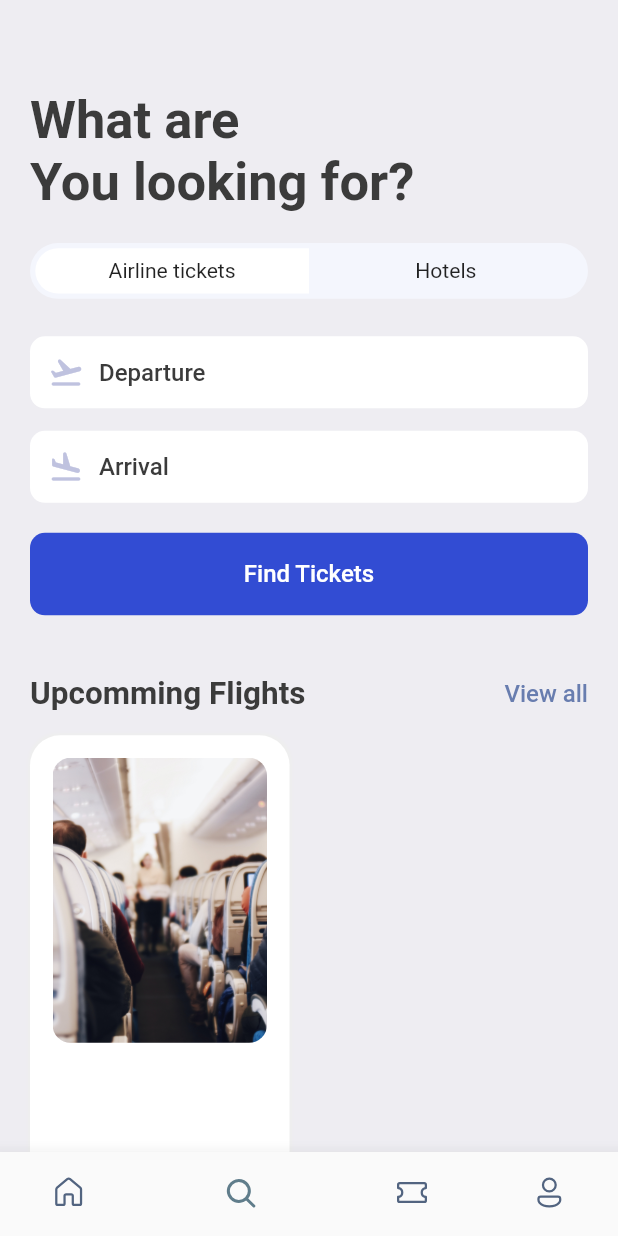
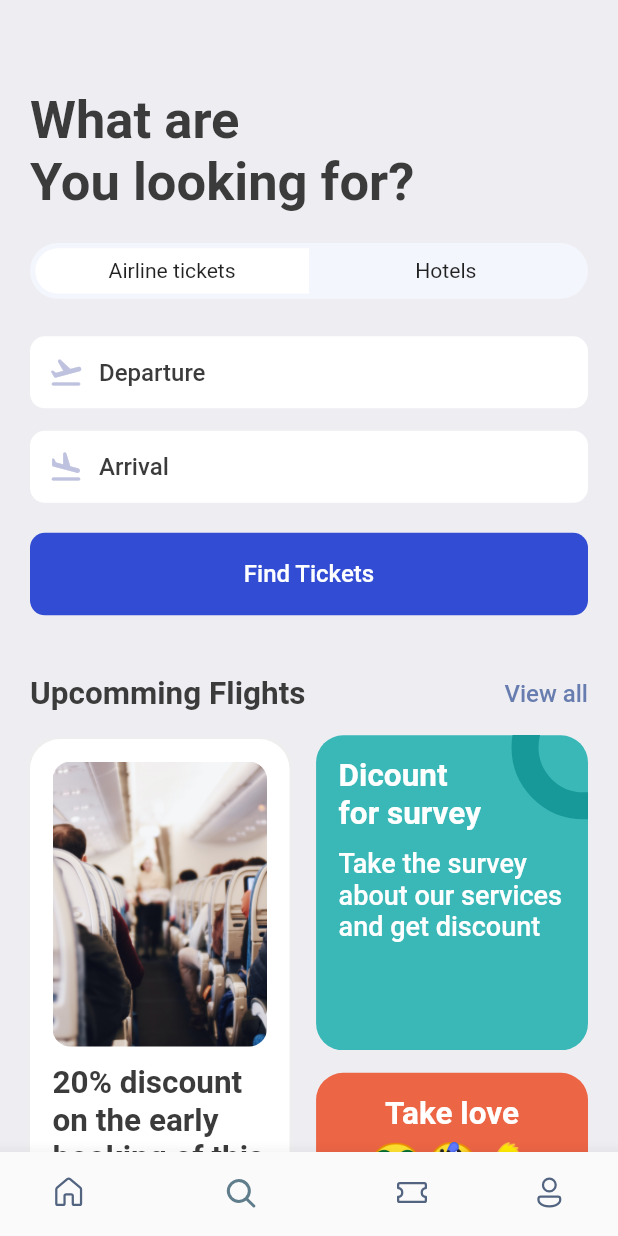
Before and after one commit to abdulawalarif/ticket_booking_application, a Flutter app: the screen it shows after launch, item 2 of the bottom bar chosen, on a phone screen of 412 x 824 dp. Run offline on Flutter 3.47's test engine with Material 2 defaults, Android fonts, the phone set to English and light mode, and no system bars; our stand-ins replace fluentui_icons, gap, get.

Commit message:
search page is completed

```diff
--- a/lib/screens/search_screen.dart
+++ b/lib/screens/search_screen.dart
@@ -98,6 +98,7 @@
               bigText: "Upcomming Flights", smallText: "View all"),
           Gap(AppLayout.getHeight(15)),
           Row(
+            mainAxisAlignment: MainAxisAlignment.spaceBetween,
             children: [
               Container(
                 decoration: BoxDecoration(
@@ -111,7 +112,7 @@
                     ),
                   ],
                 ),
-                height: AppLayout.getHeight(400),
+                height: AppLayout.getHeight(430),
                 width: size.width * 0.42,
                 padding: EdgeInsets.symmetric(
                     horizontal: AppLayout.getHeight(15),
@@ -126,9 +127,109 @@
                           image: const DecorationImage(
                               fit: BoxFit.cover,
                               image: AssetImage("assets/images/sit.jpg"))),
+                    ),
+                    Gap(AppLayout.getHeight(12)),
+                    Text(
+                      "20% discount on the early booking of this flight. Don't miss.",
+                      style: Styles.headLineStyle2,
                     )
                   ],
                 ),
+              ),
+              Column(
+                children: [
+                  Stack(
+                    children: [
+                      Container(
+                        width: size.width * 0.44,
+                        height: AppLayout.getHeight(210),
+                        decoration: BoxDecoration(
+                            color: Color(0xFF3AB8B8),
+                            borderRadius:
+                                BorderRadius.circular(AppLayout.getHeight(18))),
+                        padding: EdgeInsets.symmetric(
+                            vertical: AppLayout.getHeight(15),
+                            horizontal: AppLayout.getHeight(15)),
+                        child: Column(
+                          crossAxisAlignment: CrossAxisAlignment.start,
+                          children: [
+                            Text(
+                              "Dicount\nfor survey",
+                              style: Styles.headLineStyle2.copyWith(
+                                  fontWeight: FontWeight.bold,
+                                  color: Colors.white),
+                            ),
+                            Gap(AppLayout.getHeight(10)),
+                            Text(
+                              "Take the survey about our services and get discount",
+                              style: Styles.headLineStyle2.copyWith(
+                                  fontWeight: FontWeight.w500,
+                                  color: Colors.white,
+                                  fontSize: 18),
+                            )
+                          ],
+                        ),
+                      ),
+                      Positioned(
+                        right: -45,
+                        top: -40,
+                        child: Container(
+                          padding: EdgeInsets.all(AppLayout.getHeight(30)),
+                          decoration: BoxDecoration(
+                            shape: BoxShape.circle,
+                            border:
+                                Border.all(width: 18, color: Color(0xFF189999)),
+                            color: Colors.transparent,
+                          ),
+                        ),
+                      ),
+                    ],
+                  ),
+                  Gap(AppLayout.getHeight(15)),
+                  Container(
+                    width: size.width * 0.44,
+                    height: AppLayout.getHeight(210),
+                    padding: EdgeInsets.symmetric(
+                        vertical: AppLayout.getHeight(15),
+                        horizontal: AppLayout.getHeight(15)),
+                    decoration: BoxDecoration(
+                        borderRadius:
+                            BorderRadius.circular(AppLayout.getHeight(18)),
+                        color: Color(0xFFEC6545)),
+                    child: Column(
+                      children: [
+                        Text(
+                          "Take love",
+                          style: Styles.headLineStyle2.copyWith(
+                              color: Colors.white, fontWeight: FontWeight.bold),
+                          textAlign: TextAlign.center,
+                        ),
+                        Gap(AppLayout.getHeight(5)),
+                        RichText(
+                          text: TextSpan(
+                            children: [
+                              TextSpan(
+                                text: "🤑",
+                                style: TextStyle(
+                                    fontSize: AppLayout.getHeight(30)),
+                              ),
+                              TextSpan(
+                                text: "🤣",
+                                style: TextStyle(
+                                    fontSize: AppLayout.getHeight(30)),
+                              ),
+                              TextSpan(
+                                text: "🐣",
+                                style: TextStyle(
+                                    fontSize: AppLayout.getHeight(30)),
+                              )
+                            ],
+                          ),
+                        ),
+                      ],
+                    ),
+                  )
+                ],
               )
             ],
           )
```
